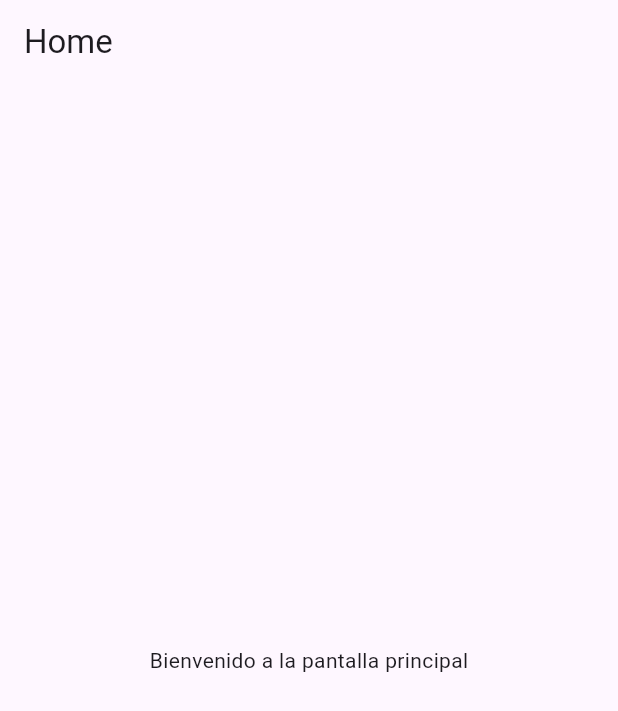
After one commit to basgomcesar/proyectoFoodNow, a Flutter app: the screen it shows after launch, after a tap on "Iniciar sesión", on a phone screen of 412 x 824 dp. The commit adds this screen. Shown: the top 711 px of the screen. Run offline on Flutter 3.47's test engine with Material 3 defaults, Android fonts, the light colour scheme and no system bars.

Commit message:
Cambios menores

```diff
--- a/lib/main.dart
+++ b/lib/main.dart
@@ -1,11 +1,11 @@
-import 'package:flutter/material.dart';
-import 'screens/LoginScreen.dart';
+import 'package:flutter/material.dart';// this line is added automatically by Flutter and is used to import material.dart file from the Flutter package which contains the material design widgets.
+import 'screens/LoginScreen.dart'; // this line is added automatically by Flutter and is used to import the LoginScreen.dart file from the screens folder.
 
 void main() {
   runApp(MyApp());
 }
 
-class MyApp extends StatelessWidget {
+class MyApp extends StatelessWidget { // this line is added automatically by Flutter and is used to create a stateless widget called MyApp and extends StatelessWidget class which is a base class for widgets that do not require mutable state.
   @override
   Widget build(BuildContext context) {
     return MaterialApp(
--- /dev/null
+++ b/lib/screens/HomeScreen.dart
@@ -0,0 +1,15 @@
+import 'package:flutter/material.dart';
+
+
+
+class HomeScreen extends StatelessWidget {
+  @override
+  Widget build(BuildContext context) {
+
+    return Scaffold(
+      appBar: AppBar(title: Text('Home')),
+      body: Center(child: Text('Bienvenido a la pantalla principal')),
+    );
+  }
+
+}
--- a/lib/screens/LoginScreen.dart
+++ b/lib/screens/LoginScreen.dart
@@ -1,5 +1,6 @@
 import 'package:flutter/material.dart';
 import '../controllers/AuthController.dart';
+import 'HomeScreen.dart';
 
 class LoginScreen extends StatefulWidget {
   @override
@@ -19,19 +20,18 @@ class _LoginScreenState extends State<LoginScreen> {
       _errorMessage = '';
     });
 
-    bool isSuccess = await _authController.login(
-      _emailController.text,
-      _passwordController.text,
-    );
+    bool isSuccess = true;
 
     setState(() {
       _isLoading = false;
       _errorMessage = isSuccess ? '' : 'Credenciales incorrectas';
     });
 
+      // Redirigir a la pantalla principal
     if (isSuccess) {
-      // Redirigir a la pantalla principal
-      print("Inicio de sesión exitoso");
+      Navigator.of(context).pushReplacement(
+        MaterialPageRoute(builder: (_) => HomeScreen()),
+      );
     }
   }
 
@@ -40,7 +40,7 @@ class _LoginScreenState extends State<LoginScreen> {
     return Scaffold(
       appBar: AppBar(title: Text('Login')),
       body: Padding(
-        padding: EdgeInsets.all(16.0),
+        padding: const EdgeInsets.all(50.0),
         child: Column(
           mainAxisAlignment: MainAxisAlignment.center,
           children: [
```
